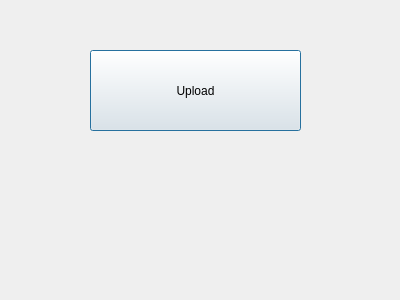
Qt form dialogupload.ui (MyComputableRomance/3DitiOSCom) before a commit.
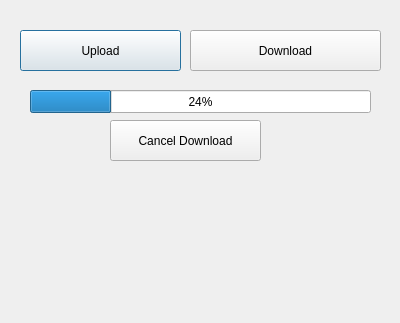
The same form after that commit.

What changed in the file:
```diff
--- a/dialogupload.ui
+++ b/dialogupload.ui
@@ -7,7 +7,7 @@
     <x>0</x>
     <y>0</y>
     <width>400</width>
-    <height>300</height>
+    <height>323</height>
    </rect>
   </property>
   <property name="windowTitle">
@@ -16,10 +16,10 @@
   <widget class="QPushButton" name="btnUploadFile">
    <property name="geometry">
     <rect>
-     <x>90</x>
-     <y>50</y>
-     <width>211</width>
-     <height>81</height>
+     <x>20</x>
+     <y>30</y>
+     <width>161</width>
+     <height>41</height>
     </rect>
    </property>
    <property name="text">
@@ -30,7 +30,7 @@
    <property name="geometry">
     <rect>
      <x>40</x>
-     <y>150</y>
+     <y>180</y>
      <width>321</width>
      <height>111</height>
     </rect>
@@ -39,6 +39,45 @@
     <string/>
    </property>
   </widget>
+  <widget class="QPushButton" name="btnDownload">
+   <property name="geometry">
+    <rect>
+     <x>190</x>
+     <y>30</y>
+     <width>191</width>
+     <height>41</height>
+    </rect>
+   </property>
+   <property name="text">
+    <string>Download</string>
+   </property>
+  </widget>
+  <widget class="QProgressBar" name="progressBar">
+   <property name="geometry">
+    <rect>
+     <x>30</x>
+     <y>90</y>
+     <width>341</width>
+     <height>23</height>
+    </rect>
+   </property>
+   <property name="value">
+    <number>24</number>
+   </property>
+  </widget>
+  <widget class="QPushButton" name="btnCancelDownload">
+   <property name="geometry">
+    <rect>
+     <x>110</x>
+     <y>120</y>
+     <width>151</width>
+     <height>41</height>
+    </rect>
+   </property>
+   <property name="text">
+    <string>Cancel Download</string>
+   </property>
+  </widget>
  </widget>
  <resources/>
  <connections/>
```
